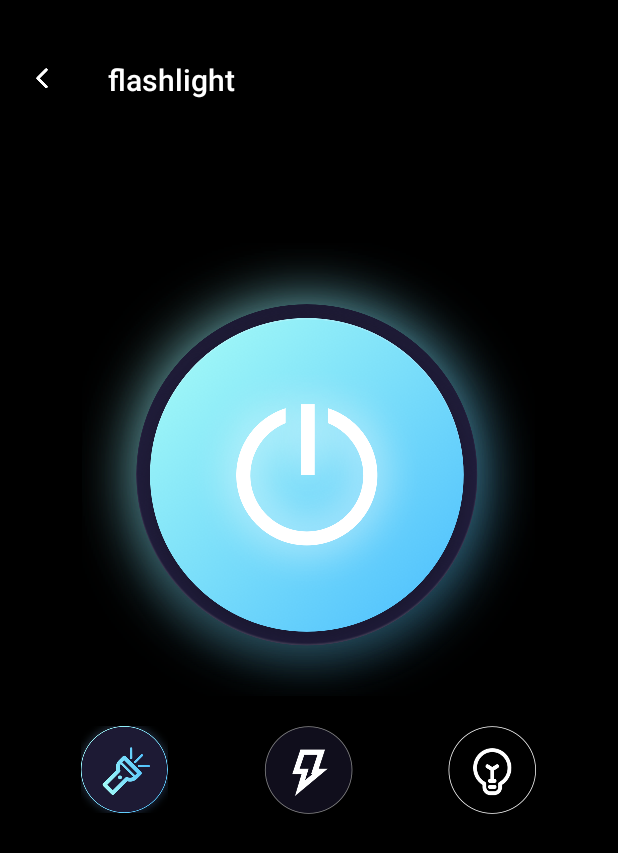
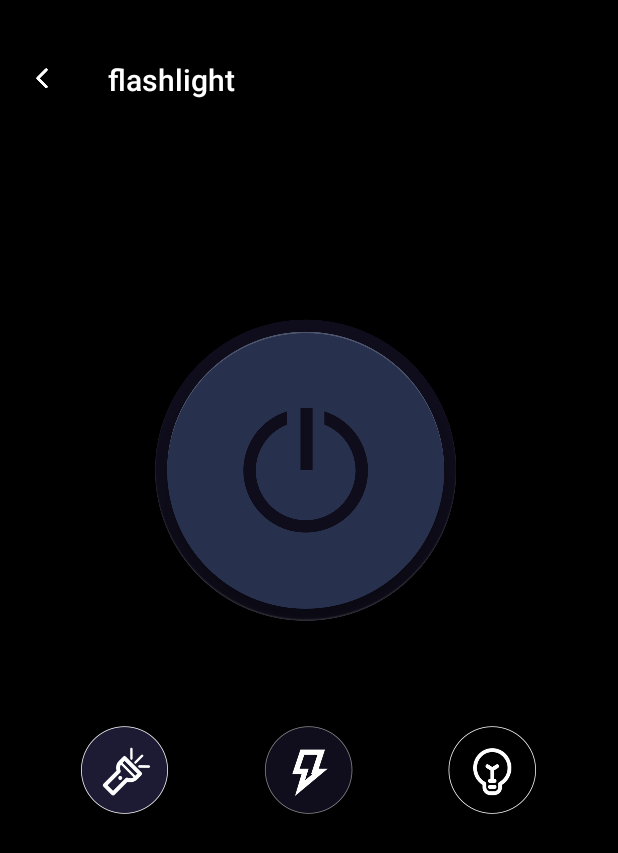
Before and after one commit to zhoujingjin422/second, an Android app: the FlashlightActivity screen opened directly, with no data from a screen before it, on a phone screen of 412 x 824 dp. Shown: the top 853 px of the screen. Run offline under Robolectric (Android 15) with nearby library versions, the phone set to English and light mode, and no system bars; our stand-ins replace AdMob, data binding; libraries missing offline, so code that uses them is left out: com.blankj.utilcode, com.gyf.immersionbar; pictures from the network do not load; 3 statements that could not run were skipped.

Commit message:
bug修改

```diff
--- a/app/build.gradle
+++ b/app/build.gradle
@@ -11,7 +11,7 @@ android {
         applicationId "com.pdf.plus.eight"
         minSdk 21
         targetSdk 32
-        versionCode 1
+        versionCode 2
         versionName "1.0.0"
 
         testInstrumentationRunner "androidx.test.runner.AndroidJUnitRunner"
--- a/app/src/main/java/com/best/now/autoclick/ui/FlashlightActivity.kt
+++ b/app/src/main/java/com/best/now/autoclick/ui/FlashlightActivity.kt
@@ -38,6 +38,9 @@ class FlashlightActivity:BaseVMActivity() {
             }
             ivWhite.setOnClickListener {
                 startActivity(Intent(this@FlashlightActivity,WhiteActivity::class.java))
+            }
+            ivLight.setOnClickListener {
+                viewModel.lightOn.postValue(!viewModel.lightOn.value!!)
             }
 //            if (Build.VERSION.SDK_INT >= Build.VERSION_CODES.TIRAMISU) {
 //                llTop.visibility = View.VISIBLE
@@ -106,7 +109,9 @@ class FlashlightActivity:BaseVMActivity() {
             }else{
                 binding.ivSd.setImageResource(R.mipmap.icon_sd_off)
                 viewModel.release()
-                viewModel.lightOn.postValue(true)
+                if (viewModel.lightOn.value==true){
+                    viewModel.lightOn.postValue(true)
+                }
                 binding.flBottom.visibility = View.GONE
             }
         }
--- a/app/src/main/java/com/best/now/autoclick/viewmodel/FlashLightViewModel.kt
+++ b/app/src/main/java/com/best/now/autoclick/viewmodel/FlashLightViewModel.kt
@@ -7,7 +7,7 @@ import java.util.Timer
 import java.util.TimerTask
 
 class FlashLightViewModel:ViewModel() {
-    var lightOn = MutableLiveData(true)
+    var lightOn = MutableLiveData(false)
     var ssOn = MutableLiveData(false)
     private  var timer: Timer?=null
     private var onOff = false
--- a/app/src/main/res/layout/activity_flash_light.xml
+++ b/app/src/main/res/layout/activity_flash_light.xml
@@ -56,7 +56,7 @@
             android:id="@+id/iv_light"
             android:layout_width="wrap_content"
             android:layout_height="wrap_content"
-            android:src="@mipmap/icon_light"
+            android:src="@mipmap/icon_dark"
             android:layout_marginTop="60dp"
             android:layout_gravity="center_horizontal"/>
 
@@ -70,7 +70,7 @@
                 android:id="@+id/iv_sdt"
                 android:layout_width="wrap_content"
                 android:layout_height="wrap_content"
-                android:src="@mipmap/icon_sdt_on"/>
+                android:src="@mipmap/icon_sdt_off"/>
             <ImageView
                 android:id="@+id/iv_sd"
                 android:layout_width="wrap_content"
@@ -91,7 +91,7 @@
             android:layout_marginStart="54dp"
             android:layout_marginEnd="54dp"
             android:layout_marginTop="38dp"
-            android:visibility="visible"
+            android:visibility="gone"
             android:background="@drawable/shape_light_bottom">
             <FrameLayout
                 android:id="@+id/fl_mus"
--- a/app/src/main/res/layout/activity_white.xml
+++ b/app/src/main/res/layout/activity_white.xml
@@ -6,6 +6,7 @@
     </data>
 
     <androidx.constraintlayout.widget.ConstraintLayout
+        android:id="@+id/content"
         android:layout_width="match_parent"
         android:layout_height="match_parent"
         android:background="@color/white">
```
Also changed, not shown: app/src/main/java/com/best/now/autoclick/ui/WhiteActivity.kt (+7 -1 lines).
